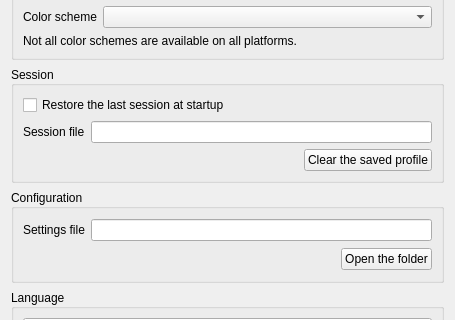
First picture: the form in src/settingsdialog.ui, repository rgroesslinger/hashcat-gui, before the edit; both pictures show x 0 to 455 and y 259 to 579 of the 455 by 680 pixel window.
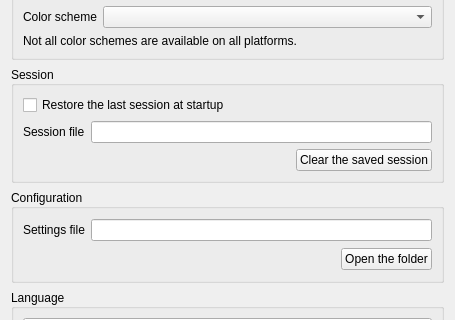
Second picture: the form after the edit.

Commit message: Say "session" everywhere and name the file after the section

What changed in the file:
```diff
--- a/src/settingsdialog.ui
+++ b/src/settingsdialog.ui
@@ -247,7 +247,7 @@
         <item>
          <widget class="QPushButton" name="pushButton_clear_profile">
           <property name="text">
-           <string>Clear the saved profile</string>
+           <string>Clear the saved session</string>
           </property>
          </widget>
         </item>
```
Left out of the diff: 12 changed lines with no effect on the pictures. The commit also changes 16 other files.
